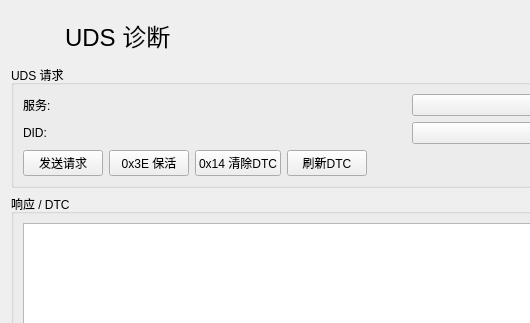
The window that vehicle-terminal/src/ui/forms/udsDiagnosticPage.ui (Ksurulingfeng/smart-cockpit) describes before a commit, drawn with Qt 5; both pictures show x 0 to 530 and y 0 to 323 of the 913 by 499 pixel window.
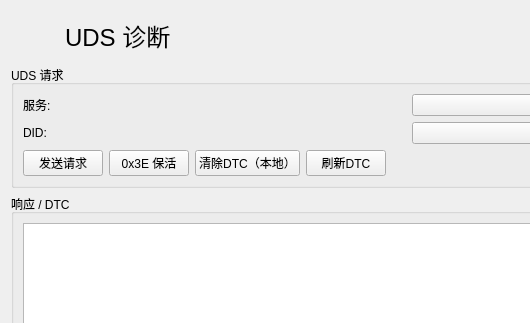
The same window after the commit. Icons and pictures are not drawn.

Commit message: fix: 删除STM32不支持的UDS服务(0x14/0x19) + 删除不存在per-node DID(F1C1等) + 更新清除DTC按钮文本

```diff
--- a/vehicle-terminal/src/ui/forms/udsDiagnosticPage.ui
+++ b/vehicle-terminal/src/ui/forms/udsDiagnosticPage.ui
@@ -128,7 +128,7 @@
            <enum>Qt::NoFocus</enum>
           </property>
           <property name="text">
-           <string>0x14 清除DTC</string>
+           <string>清除DTC（本地）</string>
           </property>
          </widget>
         </item>
```
The commit also changes 1 other file.
